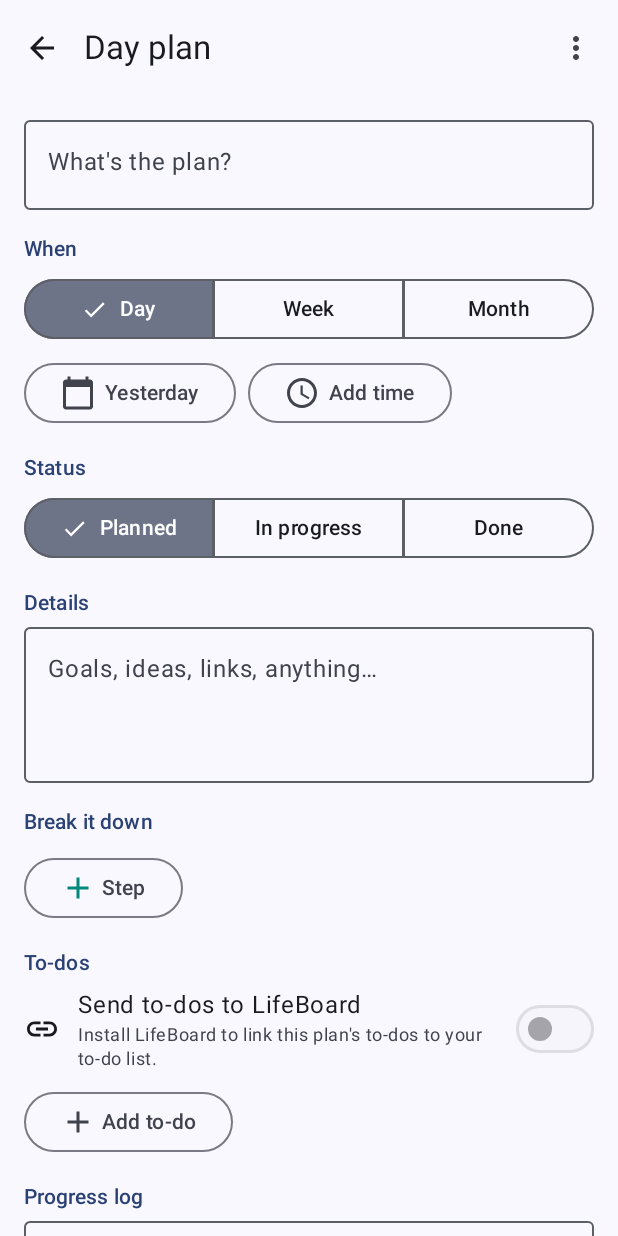
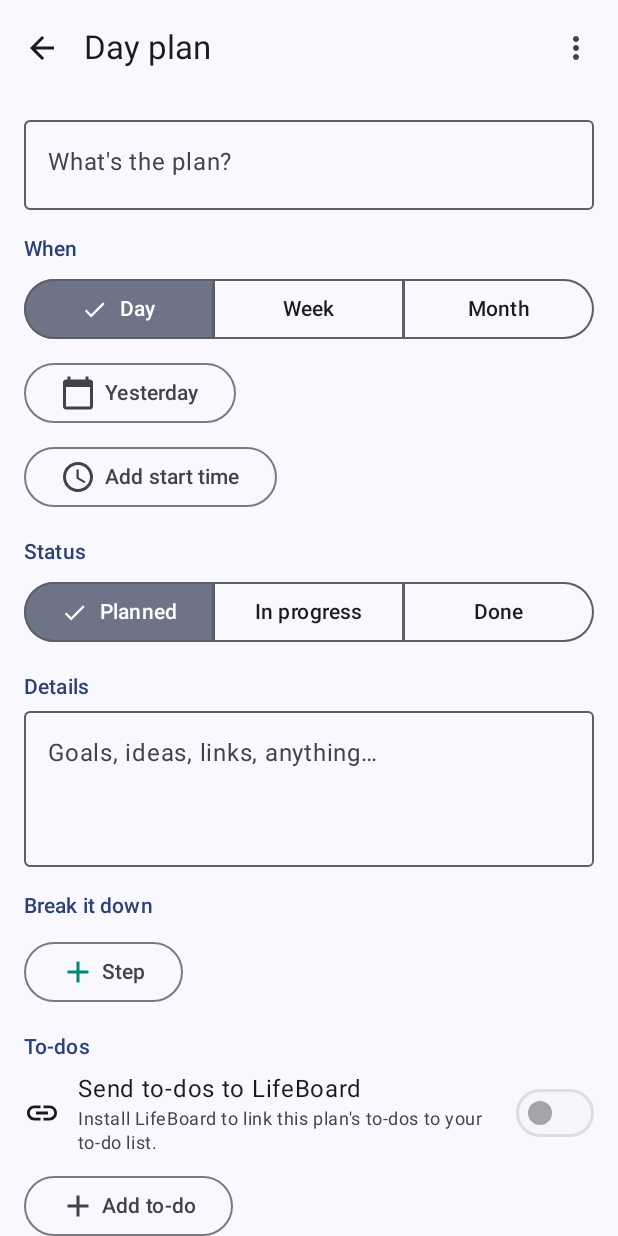
Before and after one commit to Ajg720057/Chase, an Android app built with Jetpack Compose: the screen it shows after launch (MainActivity), after a tap on an icon or button, on a phone screen of 412 x 824 dp. Run offline under Robolectric (Android 15) with nearby library versions, the phone set to English and light mode, and no system bars; our stand-ins replace Room's generated code; 3 other taps on this screen came first.

Commit message:
Add an optional end time to day plans and show how long they last
Day plans with a start time can now have an end time too, but it stays
optional for plans with no set finish. Cards and the PDF itinerary show the
time range and duration; an end before the start runs past midnight. The
database moves to version 2 with a migration that keeps existing plans.

Co-Authored-By: Claude Opus 5.5 <noreply@anthropic.com>
Claude-Session: https://claude.ai/code/session_01GJMyhUN3YabesHiBwASY8B

```diff
--- a/planboard-app/app/src/main/java/com/chase/planboard/data/AppDatabase.kt
+++ b/planboard-app/app/src/main/java/com/chase/planboard/data/AppDatabase.kt
@@ -4,10 +4,12 @@ import android.content.Context
 import androidx.room.Database
 import androidx.room.Room
 import androidx.room.RoomDatabase
+import androidx.room.migration.Migration
+import androidx.sqlite.db.SupportSQLiteDatabase
 
 @Database(
     entities = [PlanEntity::class, TodoEntity::class, PlanNoteEntity::class],
-    version = 1,
+    version = 2,
     exportSchema = true,
 )
 abstract class AppDatabase : RoomDatabase() {
@@ -16,7 +18,16 @@ abstract class AppDatabase : RoomDatabase() {
     abstract fun noteDao(): NoteDao
 
     companion object {
+        /** Version 2 added an optional end time to plans. */
+        private val MIGRATION_1_2 = object : Migration(1, 2) {
+            override fun migrate(db: SupportSQLiteDatabase) {
+                db.execSQL("ALTER TABLE plans ADD COLUMN endMinute INTEGER")
+            }
+        }
+
         fun create(context: Context): AppDatabase =
-            Room.databaseBuilder(context, AppDatabase::class.java, "planboard.db").build()
+            Room.databaseBuilder(context, AppDatabase::class.java, "planboard.db")
+                .addMigrations(MIGRATION_1_2)
+                .build()
     }
 }
--- a/planboard-app/app/src/main/java/com/chase/planboard/data/Backup.kt
+++ b/planboard-app/app/src/main/java/com/chase/planboard/data/Backup.kt
@@ -58,7 +58,7 @@ class Backup(private val context: Context, private val db: AppDatabase) {
     private fun PlanEntity.toJson() = JSONObject().apply {
         put("id", id); put("parentId", parentId ?: JSONObject.NULL); put("title", title)
         put("details", details); put("scope", scope.name); put("day", day)
-        put("startMinute", startMinute ?: JSONObject.NULL); put("status", status.name)
+        put("startMinute", startMinute ?: JSONObject.NULL); put("endMinute", endMinute ?: JSONObject.NULL); put("status", status.name)
         put("linkToLifeBoard", linkToLifeBoard); put("sortOrder", sortOrder); put("createdAt", createdAt)
     }
 
@@ -67,6 +67,7 @@ class Backup(private val context: Context, private val db: AppDatabase) {
         details = optString("details"),
         scope = runCatching { Scope.valueOf(optString("scope")) }.getOrDefault(Scope.DAY),
         day = getLong("day"), startMinute = optIntOrNull("startMinute"),
+        endMinute = optIntOrNull("endMinute"),
         status = runCatching { PlanStatus.valueOf(optString("status")) }.getOrDefault(PlanStatus.PLANNED),
         linkToLifeBoard = optBoolean("linkToLifeBoard"), sortOrder = optLong("sortOrder"),
         createdAt = optLong("createdAt"),
--- a/planboard-app/app/src/main/java/com/chase/planboard/data/Entities.kt
+++ b/planboard-app/app/src/main/java/com/chase/planboard/data/Entities.kt
@@ -51,6 +51,11 @@ data class PlanEntity(
     val day: Long,
     /** Minutes after midnight for a day plan with a set time, otherwise null. */
     val startMinute: Int? = null,
+    /**
+     * Optional end time, in minutes after midnight, for a day plan that has a start time.
+     * An end at or before the start means the plan runs past midnight.
+     */
+    val endMinute: Int? = null,
     val status: PlanStatus = PlanStatus.PLANNED,
     /** When on, every to-do added to this plan is also sent to LifeBoard. */
     val linkToLifeBoard: Boolean = false,
--- a/planboard-app/app/src/main/java/com/chase/planboard/ui/common/Components.kt
+++ b/planboard-app/app/src/main/java/com/chase/planboard/ui/common/Components.kt
@@ -113,14 +113,14 @@ fun PlanCard(
                         overflow = TextOverflow.Ellipsis,
                     )
                 }
-                val start = plan.startMinute
-                if (start != null || item.todosTotal > 0 || item.subPlans > 0 || plan.linkToLifeBoard) {
+                val time = Format.timeRange(plan)
+                if (time != null || item.todosTotal > 0 || item.subPlans > 0 || plan.linkToLifeBoard) {
                     Row(
                         Modifier.padding(top = 4.dp),
                         horizontalArrangement = Arrangement.spacedBy(10.dp),
                         verticalAlignment = Alignment.CenterVertically,
                     ) {
-                        if (start != null) Badge(Icons.Filled.Schedule, Format.minuteOfDay(start))
+                        if (time != null) Badge(Icons.Filled.Schedule, time)
                         if (item.todosTotal > 0) Badge(Icons.Filled.Checklist, "${item.todosDone}/${item.todosTotal}")
                         if (item.subPlans > 0) Badge(Icons.Filled.AccountTree, item.subPlans.toString())
                         if (plan.linkToLifeBoard) Badge(Icons.Filled.Link, "LifeBoard")
--- a/planboard-app/app/src/main/java/com/chase/planboard/ui/plan/PlanEditScreen.kt
+++ b/planboard-app/app/src/main/java/com/chase/planboard/ui/plan/PlanEditScreen.kt
@@ -75,6 +75,8 @@ import com.chase.planboard.data.PlanNoteEntity
 import com.chase.planboard.data.PlanStatus
 import com.chase.planboard.data.Scope
 import com.chase.planboard.data.TodoEntity
+import com.chase.planboard.data.durationMinutes
+import com.chase.planboard.data.endsNextDay
 import com.chase.planboard.data.startDate
 import com.chase.planboard.ui.Navigator
 import com.chase.planboard.ui.common.ConfirmDialog
@@ -104,6 +106,7 @@ fun PlanEditScreen(planId: Long, isNew: Boolean, navigator: Navigator) {
     var menuOpen by remember { mutableStateOf(false) }
     var showDate by remember { mutableStateOf(false) }
     var showTime by remember { mutableStateOf(false) }
+    var showEndTime by remember { mutableStateOf(false) }
     var showDuplicate by remember { mutableStateOf(false) }
     var showRepeat by remember { mutableStateOf(false) }
     var showExport by remember { mutableStateOf(false) }
@@ -215,19 +218,15 @@ fun PlanEditScreen(planId: Long, isNew: Boolean, navigator: Navigator) {
                             Spacer(Modifier.width(6.dp))
                             Text(Format.period(plan))
                         }
-                        if (plan.scope == Scope.DAY) {
-                            val minute = plan.startMinute
-                            OutlinedButton(onClick = { showTime = true }) {
-                                Icon(Icons.Filled.Schedule, null)
-                                Spacer(Modifier.width(6.dp))
-                                Text(minute?.let { Format.minuteOfDay(it) } ?: "Add time")
-                            }
-                            if (minute != null) {
-                                IconButton(onClick = { vm.setTime(null) }) {
-                                    Icon(Icons.Filled.Close, contentDescription = "Clear time")
-                                }
-                            }
-                        }
+                    }
+                    if (plan.scope == Scope.DAY) {
+                        TimeRow(
+                            plan = plan,
+                            onPickStart = { showTime = true },
+                            onPickEnd = { showEndTime = true },
+                            onClearStart = { vm.setTime(null) },
+                            onClearEnd = { vm.setEndTime(null) },
+                        )
                     }
                 }
             }
@@ -355,6 +354,16 @@ fun PlanEditScreen(planId: Long, isNew: Boolean, navigator: Navigator) {
                 onDismiss = { showTime = false },
             )
         }
+        if (showEndTime) {
+            // Default to an hour after the start.
+            val minute = plan.endMinute ?: ((plan.startMinute ?: (9 * 60)) + 60) % (24 * 60)
+            TimePickerModal(
+                hour = minute / 60,
+                minute = minute % 60,
+                onPick = { h, m -> vm.setEndTime(h * 60 + m) },
+                onDismiss = { showEndTime = false },
+            )
+        }
         if (showDuplicate) {
             DatePickerModal(
                 initial = Periods.shift(plan.scope, plan.startDate, 1),
@@ -416,6 +425,55 @@ private fun defaultTodoDue(plan: PlanEntity): Long? {
     val minute = plan.startMinute ?: return null
     if (plan.scope != Scope.DAY) return null
     return Format.toMillis(plan.startDate.atTime(minute / 60, minute % 60))
+}
+
+/** Start and optional end time for a day plan, with how long it lasts. */
+@Composable
+private fun TimeRow(
+    plan: PlanEntity,
+    onPickStart: () -> Unit,
+    onPickEnd: () -> Unit,
+    onClearStart: () -> Unit,
+    onClearEnd: () -> Unit,
+) {
+    val start = plan.startMinute
+    val end = plan.endMinute
+    Column(Modifier.padding(top = 8.dp)) {
+        Row(verticalAlignment = Alignment.CenterVertically) {
+            OutlinedButton(onClick = onPickStart) {
+                Icon(Icons.Filled.Schedule, null)
+                Spacer(Modifier.width(6.dp))
+                Text(start?.let { "Starts ${Format.minuteOfDay(it)}" } ?: "Add start time")
+            }
+            if (start != null) {
+                IconButton(onClick = onClearStart) {
+                    Icon(Icons.Filled.Close, contentDescription = "Clear start time")
+                }
+            }
+        }
+        if (start != null) {
+            Row(verticalAlignment = Alignment.CenterVertically) {
+                OutlinedButton(onClick = onPickEnd) {
+                    Icon(Icons.Filled.Schedule, null)
+                    Spacer(Modifier.width(6.dp))
+                    Text(end?.let { "Ends ${Format.minuteOfDay(it)}" } ?: "Add end time")
+                }
+                if (end != null) {
+                    IconButton(onClick = onClearEnd) {
+                        Icon(Icons.Filled.Close, contentDescription = "Clear end time")
+                    }
+                }
+            }
+            Text(
+                plan.durationMinutes?.let { d ->
+                    "Lasts ${Format.duration(d)}" + if (plan.endsNextDay) ", ending the next day" else ""
+                } ?: "No set end time (optional)",
+                style = MaterialTheme.typography.bodySmall,
+                color = MaterialTheme.colorScheme.onSurfaceVariant,
+                modifier = Modifier.padding(start = 4.dp, top = 2.dp),
+            )
+        }
+    }
 }
 
 @OptIn(ExperimentalMaterial3Api::class)
```
Also changed, not shown: planboard-app/app/src/main/java/com/chase/planboard/data/Periods.kt (+20 -0 lines), planboard-app/app/src/main/java/com/chase/planboard/export/ItineraryPdf.kt (+22 -5 lines), planboard-app/app/src/main/java/com/chase/planboard/ui/common/Format.kt (+21 -0 lines), planboard-app/app/src/main/java/com/chase/planboard/ui/plan/PlanEditViewModel.kt (+7 -1 lines), 2 other files.
